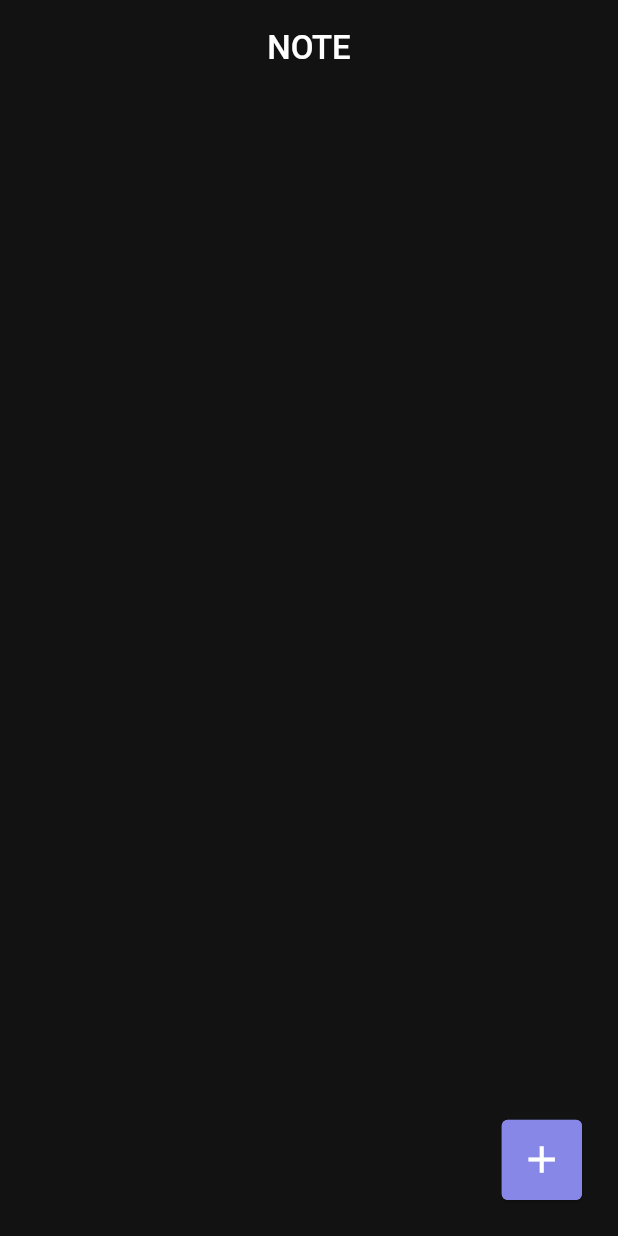
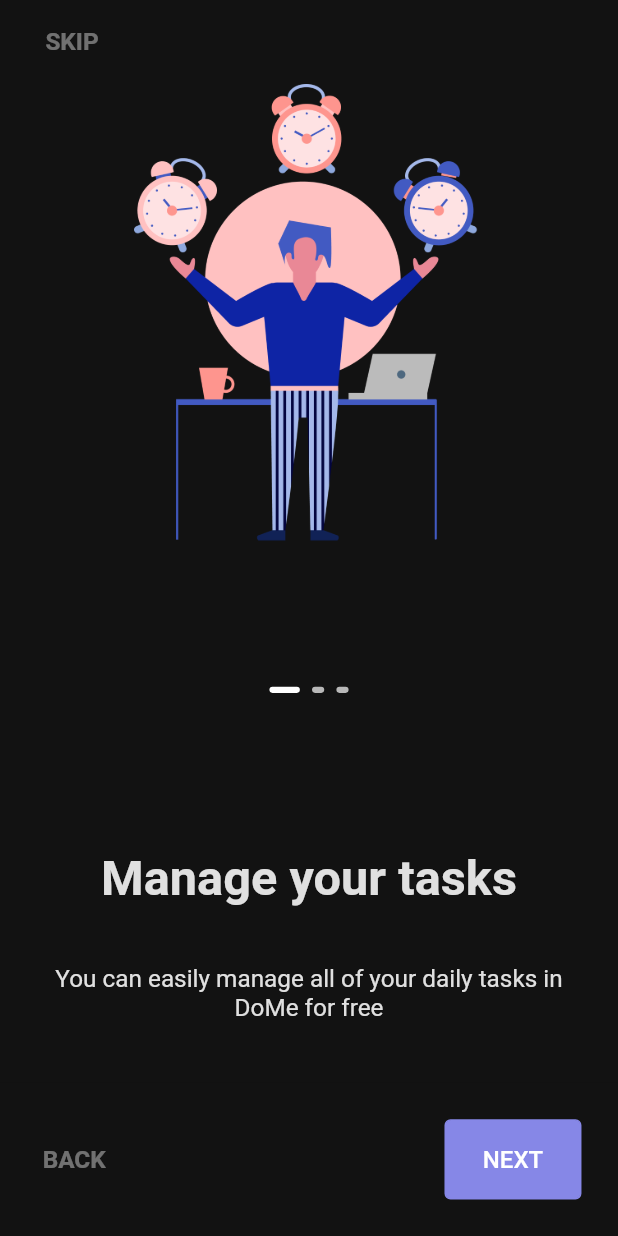
Before and after one commit to ccprogrammer/one-note, a Flutter app: the screen it shows after launch, on a phone screen of 412 x 824 dp. Run offline on Flutter 3.47's test engine with Material 2 defaults, Android fonts, the phone set to English and light mode, and no system bars; our stand-ins replace flutter_screenutil, flutter_slidable, page_transition, shared_preferences.

Commit message:
intro page done

```diff
--- a/lib/main.dart
+++ b/lib/main.dart
@@ -1,7 +1,7 @@
 import 'package:flutter/material.dart';
+import 'package:flutter_screenutil/flutter_screenutil.dart';
 import 'package:list_todo/pages/home.dart';
-import 'package:list_todo/pages/start_screen.dart';
-
+import 'package:list_todo/pages/splash_screen.dart';
 
 void main() => runApp(MyApp());
 
@@ -10,9 +10,16 @@ class MyApp extends StatelessWidget {
 
   @override
   Widget build(BuildContext context) {
-    return MaterialApp(
-      debugShowCheckedModeBanner: false,
-      home: SplashScreen(),
+    return ScreenUtilInit(
+      designSize: Size(375, 812),
+      minTextAdapt: true,
+      splitScreenMode: true,
+      builder: (_) {
+        return MaterialApp(
+          debugShowCheckedModeBanner: false,
+          home: SplashScreen(),
+        );
+      },
     );
   }
 }
--- /dev/null
+++ b/lib/pages/intro_page/introduction_page.dart
@@ -0,0 +1,221 @@
+import 'package:flutter/material.dart';
+import 'package:flutter_screenutil/src/size_extension.dart';
+import 'package:list_todo/pages/home.dart';
+import 'package:list_todo/widgets/custom_button.dart';
+import 'package:page_transition/page_transition.dart';
+
+class IntroductionPage extends StatefulWidget {
+  const IntroductionPage({Key? key}) : super(key: key);
+
+  @override
+  State<IntroductionPage> createState() => _IntroductionPageState();
+}
+
+class _IntroductionPageState extends State<IntroductionPage> {
+  PageController _pageBoardController = PageController(initialPage: 0);
+  int currentPage = 0;
+
+  List pages = [
+    IntroTab(
+      image: 'assets/image_intro1.png',
+      title: 'Manage your tasks',
+      subTitle:
+          'You can easily manage all of your daily tasks in DoMe for free',
+    ),
+    IntroTab(
+      image: 'assets/image_intro2.png',
+      title: 'Create daily routine',
+      subTitle:
+          'In Uptodo  you can create your personalized routine to stay productive',
+    ),
+    IntroTab(
+      image: 'assets/image_intro3.png',
+      title: 'Orgonaize your tasks',
+      subTitle:
+          'You can organize your daily tasks by adding your tasks into separate categories',
+    ),
+  ];
+
+  @override
+  Widget build(BuildContext context) {
+    return Scaffold(
+      backgroundColor: Color(0xff121212),
+      appBar: _buildAppBar(),
+      bottomNavigationBar: _buildBottomAppBar(),
+      body: Stack(
+        children: [
+          PageView(
+            controller: _pageBoardController,
+            onPageChanged: (value) {
+              currentPage = value;
+              setState(() {});
+            },
+            pageSnapping: true,
+            children: [
+              for (var i = 0; i < pages.length; i++) pages[i],
+            ],
+          ),
+          // Index Dot
+          _buildPageIndexIndicator(),
+        ],
+      ),
+    );
+  }
+
+  PreferredSizeWidget _buildAppBar() {
+    return AppBar(
+      backgroundColor: Color(0xff121212),
+      elevation: 0,
+      automaticallyImplyLeading: false,
+      title: TextButton(
+        onPressed: () {
+          Navigator.pushAndRemoveUntil(
+            context,
+            PageTransition(
+              type: PageTransitionType.fade,
+              child: AppHome(),
+            ),
+            (route) => false,
+          );
+        },
+        child: Text(
+          'SKIP',
+          style: TextStyle(
+            fontWeight: FontWeight.w700,
+            fontSize: 16.sp,
+            color: Colors.white.withOpacity(0.4),
+          ),
+        ),
+      ),
+    );
+  }
+
+  Widget _buildBottomAppBar() {
+    return BottomAppBar(
+      color: Color(0xff121212),
+      child: Container(
+        margin: EdgeInsets.fromLTRB(0, 24.h, 24.h, 24.h),
+        child: Row(
+          children: [
+            CustomButton(
+              width: 90.w,
+              onPressed: () {
+                _pageBoardController.previousPage(
+                  duration: Duration(microseconds: 500),
+                  curve: Curves.linear,
+                );
+              },
+              title: 'BACK',
+              style: TextStyle(
+                fontWeight: FontWeight.w700,
+                fontSize: 16.sp,
+                color: Colors.white.withOpacity(0.4),
+              ),
+              buttonColor: Colors.transparent,
+              borderColor: Colors.transparent,
+            ),
+            Spacer(),
+            CustomButton(
+              width: currentPage == pages.length - 1 ? 140.sp : 90.sp,
+              onPressed: () {
+                _pageBoardController.nextPage(
+                  duration: Duration(microseconds: 500),
+                  curve: Curves.linear,
+                );
+              },
+              title: currentPage == pages.length - 1 ? 'GET STARTED' : 'NEXT',
+            ),
+          ],
+        ),
+      ),
+    );
+  }
+
+  Widget _buildPageIndexIndicator() {
+    return Positioned(
+      bottom: 0,
+      left: 0,
+      right: 0,
+      top: 140.sp,
+      child: Row(
+        mainAxisAlignment: MainAxisAlignment.center,
+        children: [
+          for (var i = 0; i < pages.length; i++)
+            AnimatedContainer(
+              duration: Duration(milliseconds: 200),
+              width: currentPage == i ? 20.0.sp : 8.0.sp,
+              height: 4.0.sp,
+              margin: EdgeInsets.fromLTRB(4.sp, 0, 4.sp, 0),
+              decoration: BoxDecoration(
+                borderRadius: BorderRadius.circular(50),
+                color: currentPage == i
+                    ? Colors.white
+                    : Colors.white.withOpacity(0.7),
+              ),
+            ),
+        ],
+      ),
+    );
+  }
+}
+
+class IntroTab extends StatefulWidget {
+  const IntroTab({
+    Key? key,
+    this.title = 'Title',
+    this.subTitle = 'Subtitle',
+    this.image = 'assets/image_intro1.png',
+  }) : super(key: key);
+  final String title;
+  final String subTitle;
+  final String image;
+
+  @override
+  State<IntroTab> createState() => _IntroTabState();
+}
+
+class _IntroTabState extends State<IntroTab> {
+  @override
+  Widget build(BuildContext context) {
+    return Scaffold(
+      backgroundColor: Color(0xff121212),
+      body: Center(
+        child: Column(
+          children: [
+            Container(
+              child: Image.asset(
+                widget.image,
+                width: 270.sp,
+                height: 300.sp,
+              ),
+            ),
+            Spacer(),
+            Container(
+              margin: EdgeInsets.fromLTRB(24.sp, 0, 24.sp, 0),
+              child: Text(
+                widget.title,
+                textAlign: TextAlign.center,
+                style: TextStyle(
+                  color: Colors.white.withOpacity(0.87),
+                  fontSize: 32.sp,
+                  fontWeight: FontWeight.bold,
+                ),
+              ),
+            ),
+            Container(
+              margin: EdgeInsets.fromLTRB(24.sp, 38.sp, 24.sp, 40.sp),
+              child: Text(
+                widget.subTitle,
+                textAlign: TextAlign.center,
+                style: TextStyle(
+                  color: Colors.white.withOpacity(0.87),
+                  fontSize: 16.sp,
+                ),
+              ),
+            ),
+          ],
+        ),
+      ),
+    );
+  }
+}
--- a/lib/pages/start_screen.dart
+++ b/lib/pages/splash_screen.dart
@@ -1,7 +1,8 @@
 import 'dart:async';
 
 import 'package:flutter/material.dart';
-import 'package:list_todo/pages/home.dart';
+import 'package:flutter_screenutil/src/size_extension.dart';
+import 'package:list_todo/pages/intro_page/introduction_page.dart';
 import 'package:page_transition/page_transition.dart';
 
 class SplashScreen extends StatefulWidget {
@@ -18,12 +19,13 @@ class _SplashScreenState extends State<SplashScreen> {
     Timer(
       Duration(seconds: 2),
       () => Navigator.pushAndRemoveUntil(
-          context,
-          PageTransition(
-            type: PageTransitionType.fade,
-            child: AppHome(),
-          ),
-          (route) => false),
+        context,
+        PageTransition(
+          type: PageTransitionType.fade,
+          child: IntroductionPage(),
+        ),
+        (route) => false,
+      ),
     );
 
     super.initState();
@@ -39,15 +41,15 @@ class _SplashScreenState extends State<SplashScreen> {
           children: [
             Image.asset(
               'assets/logo_start.png',
-              width: 113,
+              width: 113.w,
             ),
             Container(
-              margin: EdgeInsets.fromLTRB(0, 20, 0, 0),
+              margin: EdgeInsets.fromLTRB(0, 24, 0, 0),
               child: Text(
-                'Add Note',
+                'UpNote',
                 style: TextStyle(
                   color: Colors.white,
-                  fontSize: 40,
+                  fontSize: 40.sp,
                   fontWeight: FontWeight.bold,
                 ),
               ),
--- a/lib/widgets/custom_button.dart
+++ b/lib/widgets/custom_button.dart
@@ -7,23 +7,26 @@ class CustomButton extends StatefulWidget {
     this.width,
     this.title,
     this.margin,
+    this.padding,
     this.buttonColor,
     this.borderColor,
     this.titleColor,
     this.isIcon = false,
     this.icon,
-    required this.onPressed,
+    required this.onPressed, this.style,
   }) : super(key: key);
   final double? height;
   final double? width;
   final String? title;
   final Color? titleColor;
   final EdgeInsets? margin;
+  final EdgeInsets? padding;
   final Color? borderColor;
   final Color? buttonColor;
   final Function onPressed;
   final bool isIcon;
   final IconData? icon;
+  final TextStyle? style;
 
   @override
   State<CustomButton> createState() => _CustomButtonState();
@@ -34,6 +37,7 @@ class _CustomButtonState extends State<CustomButton> {
   Widget build(BuildContext context) {
     return Container(
       margin: widget.margin,
+      padding: widget.padding,
       height: widget.height ?? MediaQuery.of(context).size.height * 0.065,
       width: widget.width ?? double.infinity,
       decoration: BoxDecoration(
@@ -54,8 +58,8 @@ class _CustomButtonState extends State<CustomButton> {
                 size: 30,
               )
             : Text(
-                widget.title ?? '',
-                style: TextStyle(
+                widget.title ?? 'onPressed',
+                style: widget.style ?? TextStyle(
                   fontSize: 16,
                   color: widget.titleColor ?? Colors.white,
                 ),
--- a/pubspec.yaml
+++ b/pubspec.yaml
@@ -31,6 +31,7 @@ dependencies:
   cupertino_icons: ^1.0.2
   flutter:
     sdk: flutter
+  flutter_screenutil: ^5.4.0+1
   flutter_slidable: ^1.2.0
   intl: ^0.17.0
   page_transition: ^2.0.5
```
Also changed, not shown: assets/image_intro1.png (added), assets/image_intro2.png (added), assets/image_intro3.png (added), pubspec.lock.
